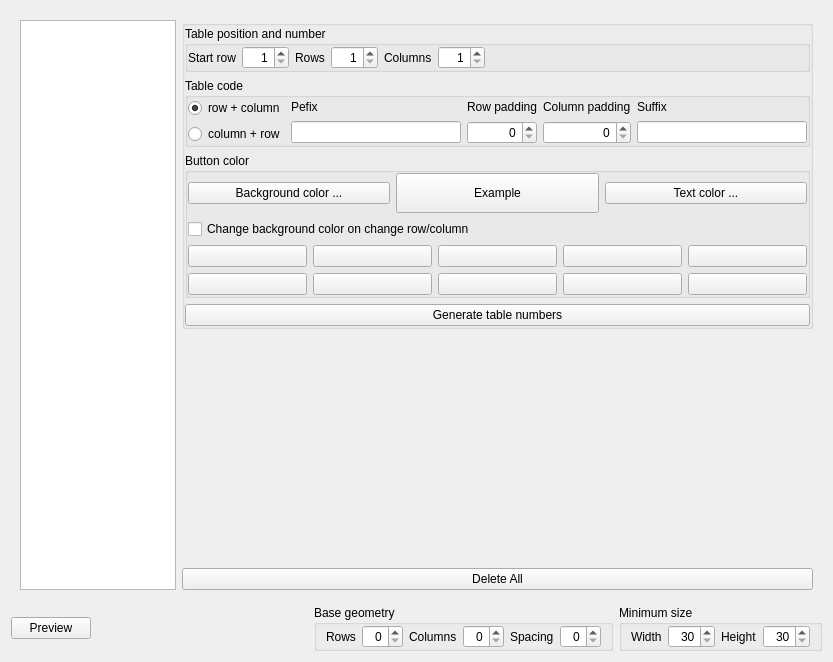
Above: App/Ui/SeatMapWidget.ui from paolodestefani/pySagra before the change. Below: the same form after it.
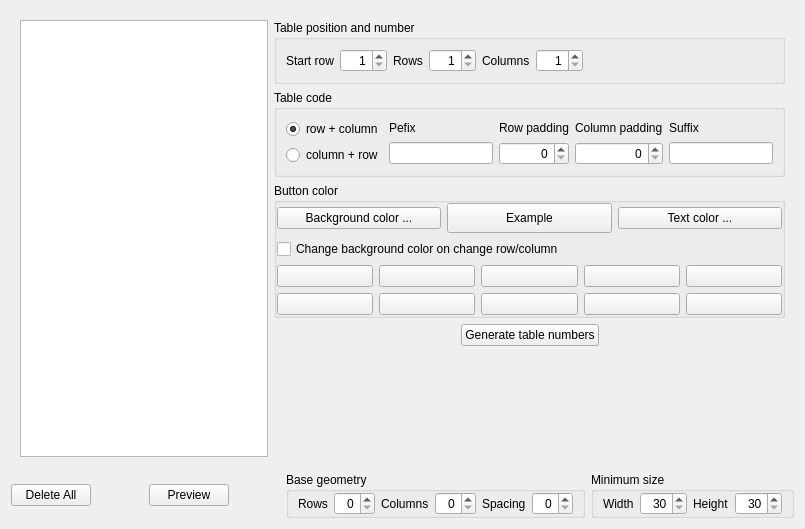
That is the form after the change. Custom widgets are drawn as their Qt base class.

What changed in the file:
```diff
--- a/App/Ui/SeatMapWidget.ui
+++ b/App/Ui/SeatMapWidget.ui
@@ -6,8 +6,8 @@
    <rect>
     <x>0</x>
     <y>0</y>
-    <width>833</width>
-    <height>662</height>
+    <width>805</width>
+    <height>529</height>
    </rect>
   </property>
   <property name="font">
@@ -25,69 +25,22 @@
       <number>0</number>
      </property>
      <widget class="QWidget" name="pageList">
-      <layout class="QHBoxLayout" name="horizontalLayout_8" stretch="1,0">
+      <layout class="QVBoxLayout" name="verticalLayout_12">
+       <item>
+        <layout class="QHBoxLayout" name="horizontalLayout_9">
        <item>
         <widget class="EnhancedTableView" name="tableView"/>
        </item>
        <item>
         <layout class="QVBoxLayout" name="verticalLayout_11">
-         <property name="sizeConstraint">
-          <enum>QLayout::SizeConstraint::SetMinimumSize</enum>
-         </property>
-         <item>
-          <widget class="QGroupBox" name="groupBoxGenerate">
-           <property name="sizePolicy">
-            <sizepolicy hsizetype="Minimum" vsizetype="Preferred">
-             <horstretch>0</horstretch>
-             <verstretch>0</verstretch>
-            </sizepolicy>
-           </property>
-           <property name="minimumSize">
-            <size>
-             <width>631</width>
-             <height>0</height>
-            </size>
-           </property>
-           <layout class="QVBoxLayout" name="verticalLayout_10">
-            <property name="leftMargin">
-             <number>0</number>
-            </property>
-            <property name="topMargin">
-             <number>0</number>
-            </property>
-            <property name="rightMargin">
-             <number>0</number>
-            </property>
-            <property name="bottomMargin">
-             <number>0</number>
-            </property>
             <item>
              <widget class="QGroupBox" name="groupBoxTablePosition">
-              <property name="sizePolicy">
-               <sizepolicy hsizetype="Minimum" vsizetype="Preferred">
-                <horstretch>0</horstretch>
-                <verstretch>0</verstretch>
-               </sizepolicy>
-              </property>
               <property name="title">
                <string>Table position and number</string>
               </property>
+             <layout class="QVBoxLayout" name="verticalLayout_9">
+              <item>
               <layout class="QHBoxLayout" name="horizontalLayout_6">
-               <property name="sizeConstraint">
-                <enum>QLayout::SizeConstraint::SetMinimumSize</enum>
-               </property>
-               <property name="leftMargin">
-                <number>0</number>
-               </property>
-               <property name="topMargin">
-                <number>0</number>
-               </property>
-               <property name="rightMargin">
-                <number>0</number>
-               </property>
-               <property name="bottomMargin">
-                <number>0</number>
-               </property>
                <item>
                 <layout class="QHBoxLayout" name="horizontalLayout_7">
                  <property name="sizeConstraint">
@@ -174,39 +127,23 @@
                  </property>
                  <property name="sizeHint" stdset="0">
                   <size>
-                   <width>40</width>
-                   <height>20</height>
+                    <width>0</width>
+                    <height>0</height>
                   </size>
                  </property>
                 </spacer>
+                </item>
+               </layout>
                </item>
               </layout>
              </widget>
             </item>
             <item>
              <widget class="QGroupBox" name="groupBoxTableCode">
-              <property name="sizePolicy">
-               <sizepolicy hsizetype="Minimum" vsizetype="Preferred">
-                <horstretch>0</horstretch>
-                <verstretch>0</verstretch>
-               </sizepolicy>
-              </property>
               <property name="title">
                <string>Table code</string>
               </property>
-              <layout class="QVBoxLayout" name="verticalLayout_9">
-               <property name="leftMargin">
-                <number>0</number>
-               </property>
-               <property name="topMargin">
-                <number>0</number>
-               </property>
-               <property name="rightMargin">
-                <number>0</number>
-               </property>
-               <property name="bottomMargin">
-                <number>0</number>
-               </property>
+             <layout class="QVBoxLayout" name="verticalLayout_10">
                <item>
                 <layout class="QHBoxLayout" name="horizontalLayout_2">
                  <item>
@@ -299,12 +236,6 @@
             </item>
             <item>
              <widget class="QGroupBox" name="groupBoxButtonColor">
-              <property name="sizePolicy">
-               <sizepolicy hsizetype="Minimum" vsizetype="Preferred">
-                <horstretch>0</horstretch>
-                <verstretch>0</verstretch>
-               </sizepolicy>
-              </property>
               <property name="title">
                <string>Button color</string>
               </property>
@@ -341,7 +272,7 @@
                    <property name="minimumSize">
                     <size>
                      <width>0</width>
-                     <height>40</height>
+                    <height>30</height>
                     </size>
                    </property>
                    <property name="baseSize">
@@ -373,9 +304,6 @@
                </item>
                <item>
                 <layout class="QGridLayout" name="gridLayout_2">
-                 <property name="sizeConstraint">
-                  <enum>QLayout::SizeConstraint::SetMinimumSize</enum>
-                 </property>
                  <item row="0" column="3">
                   <widget class="ButtonColor" name="pushButtonBGC4">
                    <property name="text">
@@ -488,14 +416,41 @@
              </widget>
             </item>
             <item>
+            <layout class="QHBoxLayout" name="horizontalLayout_8">
+             <item>
+              <spacer name="horizontalSpacer_2">
+               <property name="orientation">
+                <enum>Qt::Orientation::Horizontal</enum>
+               </property>
+               <property name="sizeHint" stdset="0">
+                <size>
+                 <width>40</width>
+                 <height>20</height>
+                </size>
+               </property>
+              </spacer>
+             </item>
+             <item>
              <widget class="QPushButton" name="pushButtonGenerateTables">
               <property name="text">
                <string>Generate table numbers</string>
               </property>
              </widget>
             </item>
-           </layout>
-          </widget>
+             <item>
+              <spacer name="horizontalSpacer_4">
+               <property name="orientation">
+                <enum>Qt::Orientation::Horizontal</enum>
+               </property>
+               <property name="sizeHint" stdset="0">
+                <size>
+                 <width>40</width>
+                 <height>20</height>
+                </size>
+               </property>
+              </spacer>
+             </item>
+            </layout>
          </item>
          <item>
           <spacer name="verticalSpacer">
@@ -510,15 +465,7 @@
            </property>
           </spacer>
          </item>
-         <item>
-          <widget class="QPushButton" name="pushButtonDeleteAll">
-           <property name="styleSheet">
-            <string notr="true"/>
-           </property>
-           <property name="text">
-            <string>Delete All</string>
-           </property>
-          </widget>
+          </layout>
          </item>
         </layout>
        </item>
@@ -597,6 +544,29 @@
    </item>
    <item>
     <layout class="QHBoxLayout" name="horizontalLayout_4">
+     <item>
+      <widget class="QPushButton" name="pushButtonDeleteAll">
+       <property name="styleSheet">
+        <string notr="true"/>
+       </property>
+       <property name="text">
+        <string>Delete All</string>
+       </property>
+      </widget>
+     </item>
+     <item>
+      <spacer name="horizontalSpacer_5">
+       <property name="orientation">
+        <enum>Qt::Orientation::Horizontal</enum>
+       </property>
+       <property name="sizeHint" stdset="0">
+        <size>
+         <width>40</width>
+         <height>20</height>
+        </size>
+       </property>
+      </spacer>
+     </item>
      <item>
       <widget class="QPushButton" name="pushButtonPreview">
        <property name="text">
```
Left out of the diff: 7 changed lines with no effect on the pictures. Lines whose indentation alone changed are shown as unchanged.
